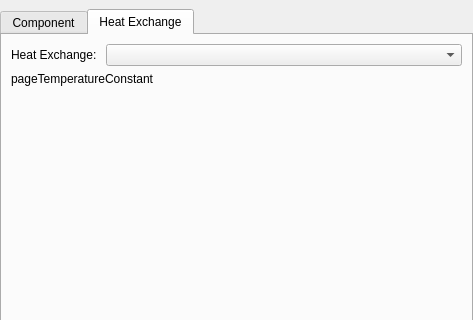
Before: the Qt Designer form SIM-VICUS/src/SVNetworkComponentEditWidget.ui in Brockaaa/SIM-VICUS, drawn with Qt 5; both pictures show x 0 to 473 and y 0 to 320 of the 473 by 1065 pixel window.
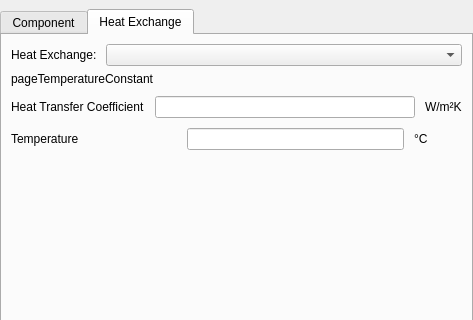
After: the same form once the commit is applied. The open tabs and pages were chosen to show the change. Icons and pictures are not drawn. Custom widgets are drawn as their Qt base class.

Commit message: further work on heat exchange widget

The edit to the form file:
```diff
--- a/SIM-VICUS/src/SVNetworkComponentEditWidget.ui
+++ b/SIM-VICUS/src/SVNetworkComponentEditWidget.ui
@@ -452,7 +452,7 @@
           </property>
           <layout class="QVBoxLayout" name="verticalLayoutPageTemperatureConstant">
            <property name="spacing">
-            <number>0</number>
+            <number>10</number>
            </property>
            <property name="leftMargin">
             <number>0</number>
@@ -473,6 +473,61 @@
              </property>
             </widget>
            </item>
+           <item>
+            <layout class="QHBoxLayout" name="horizontalLayoutTemperatureConstantHeatTransferCoefficient">
+             <item>
+              <widget class="QLabel" name="labelTemperatureConstantHeatTransferCoefficient">
+               <property name="text">
+                <string>Heat Transfer Coefficient</string>
+               </property>
+              </widget>
+             </item>
+             <item>
+              <widget class="QtExt::ValidatingLineEdit" name="lineEditTemperatureConstantHeatTransferCoefficient"/>
+             </item>
+             <item>
+              <widget class="QLabel" name="labelTemperatureConstantHeatTransferCoefficientUnit">
+               <property name="text">
+                <string>W/m²K</string>
+               </property>
+              </widget>
+             </item>
+            </layout>
+           </item>
+           <item>
+            <layout class="QHBoxLayout" name="horizontalLayoutTemperatureConstantTemperature">
+             <item>
+              <widget class="QLabel" name="labelTemperatureConstantTemperature">
+               <property name="text">
+                <string>Temperature</string>
+               </property>
+              </widget>
+             </item>
+             <item>
+              <widget class="QtExt::ValidatingLineEdit" name="lineEditTemperatureConstantTemperature">
+               <property name="maximumSize">
+                <size>
+                 <width>217</width>
+                 <height>16777215</height>
+                </size>
+               </property>
+              </widget>
+             </item>
+             <item>
+              <widget class="QLabel" name="labelTemperatureConstantTemperatureUnit">
+               <property name="maximumSize">
+                <size>
+                 <width>48</width>
+                 <height>16777215</height>
+                </size>
+               </property>
+               <property name="text">
+                <string>°C</string>
+               </property>
+              </widget>
+             </item>
+            </layout>
+           </item>
            <item>
             <spacer name="verticalSpacerTemperatureConstant">
              <property name="orientation">
```
Left out of the diff: 77 changed lines with no effect on the pictures. The commit also changes 7 other files.
